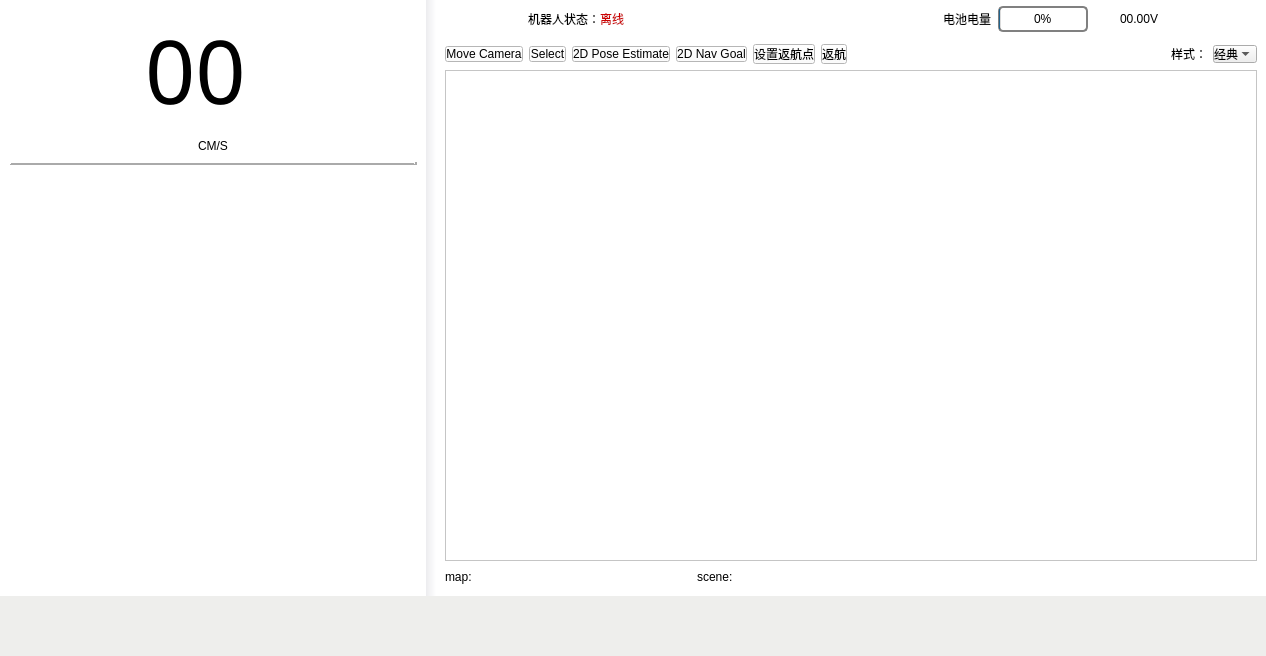
This is ui/main_window.ui in chengyangkj/Ros_Qt5_Gui_App as Qt 5 draws it before an edit. The edited form follows.
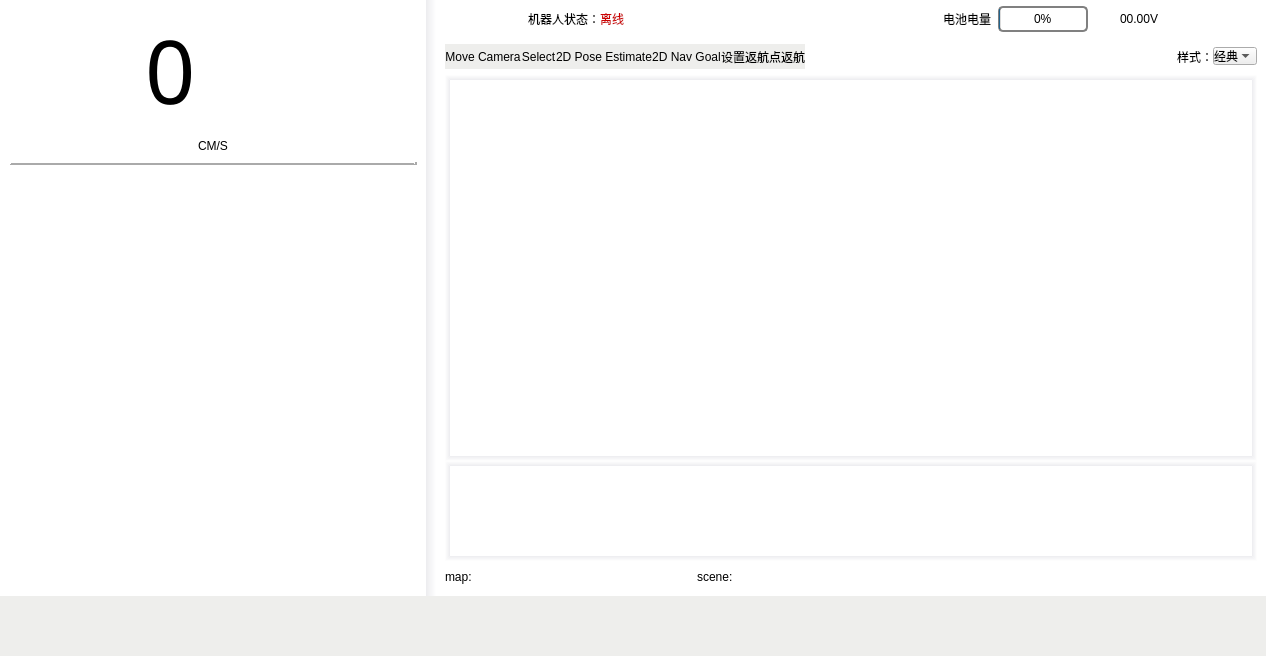
This is the edited form. Icons and pictures are not drawn.

Commit message: rviz地图切换

```diff
--- a/ui/main_window.ui
+++ b/ui/main_window.ui
@@ -117,8 +117,11 @@
                       <pointsize>66</pointsize>
                      </font>
                     </property>
+                    <property name="styleSheet">
+                     <string notr="true">QLabel{qproperty-alignment:AlignHCenter;}</string>
+                    </property>
                     <property name="text">
-                     <string>00</string>
+                     <string>0</string>
                     </property>
                    </widget>
                   </item>
@@ -1046,8 +1049,36 @@
                <layout class="QVBoxLayout" name="verticalLayout_13">
                 <item>
                  <layout class="QHBoxLayout" name="horizontalLayout_11">
+                  <property name="spacing">
+                   <number>0</number>
+                  </property>
                   <item>
                    <widget class="QPushButton" name="move_camera_btn">
+                    <property name="minimumSize">
+                     <size>
+                      <width>0</width>
+                      <height>25</height>
+                     </size>
+                    </property>
+                    <property name="styleSheet">
+                     <string notr="true">QPushButton:hover{
+background-color:rgb(186, 189, 182);
+border-bottom:2px solid rgb(67, 154, 246);
+}
+QPushButton:checked{
+background-color:cyan;
+border-bottom:2px solid white 
+}
+QPushButton:pressed{
+background-color:rgb(67, 154, 246)
+}
+QPushButton{
+background-color:rgb(238, 238, 236);
+border:none; 
+padding:0px 0px 0px 0px;
+margin:0px 0px 0px 0px;
+}</string>
+                    </property>
                     <property name="text">
                      <string>Move Camera</string>
                     </property>
@@ -1059,6 +1090,31 @@
                   </item>
                   <item>
                    <widget class="QPushButton" name="set_select_btn">
+                    <property name="minimumSize">
+                     <size>
+                      <width>0</width>
+                      <height>25</height>
+                     </size>
+                    </property>
+                    <property name="styleSheet">
+                     <string notr="true">QPushButton:hover{
+background-color:rgb(186, 189, 182);
+border-bottom:2px solid rgb(67, 154, 246);
+}
+QPushButton:checked{
+background-color:cyan;
+border-bottom:2px solid white 
+}
+QPushButton:pressed{
+background-color:rgb(67, 154, 246)
+}
+QPushButton{
+background-color:rgb(238, 238, 236);
+border:none; 
+padding:0px 0px 0px 0px;
+margin:0px 0px 0px 0px;
+}</string>
+                    </property>
                     <property name="text">
                      <string>Select</string>
                     </property>
@@ -1070,12 +1126,37 @@
                   </item>
                   <item>
                    <widget class="QPushButton" name="set_pos_btn">
+                    <property name="minimumSize">
+                     <size>
+                      <width>0</width>
+                      <height>25</height>
+                     </size>
+                    </property>
                     <property name="maximumSize">
                      <size>
                       <width>16777215</width>
                       <height>16777215</height>
                      </size>
                     </property>
+                    <property name="styleSheet">
+                     <string notr="true">QPushButton:hover{
+background-color:rgb(186, 189, 182);
+border-bottom:2px solid rgb(67, 154, 246);
+}
+QPushButton:checked{
+background-color:cyan;
+border-bottom:2px solid white 
+}
+QPushButton:pressed{
+background-color:rgb(67, 154, 246)
+}
+QPushButton{
+background-color:rgb(238, 238, 236);
+border:none; 
+padding:0px 0px 0px 0px;
+margin:0px 0px 0px 0px;
+}</string>
+                    </property>
                     <property name="text">
                      <string>2D Pose Estimate</string>
                     </property>
@@ -1087,6 +1168,31 @@
                   </item>
                   <item>
                    <widget class="QPushButton" name="set_goal_btn">
+                    <property name="minimumSize">
+                     <size>
+                      <width>0</width>
+                      <height>25</height>
+                     </size>
+                    </property>
+                    <property name="styleSheet">
+                     <string notr="true">QPushButton:hover{
+background-color:rgb(186, 189, 182);
+border-bottom:2px solid rgb(67, 154, 246);
+}
+QPushButton:checked{
+background-color:cyan;
+border-bottom:2px solid white 
+}
+QPushButton:pressed{
+background-color:rgb(67, 154, 246)
+}
+QPushButton{
+background-color:rgb(238, 238, 236);
+border:none; 
+padding:0px 0px 0px 0px;
+margin:0px 0px 0px 0px;
+}</string>
+                    </property>
                     <property name="text">
                      <string>2D Nav Goal</string>
                     </property>
@@ -1104,6 +1210,25 @@
                       <height>25</height>
                      </size>
                     </property>
+                    <property name="styleSheet">
+                     <string notr="true">QPushButton:hover{
+background-color:rgb(186, 189, 182);
+border-bottom:2px solid rgb(67, 154, 246);
+}
+QPushButton:checked{
+background-color:cyan;
+border-bottom:2px solid white 
+}
+QPushButton:pressed{
+background-color:rgb(67, 154, 246)
+}
+QPushButton{
+background-color:rgb(238, 238, 236);
+border:none; 
+padding:0px 0px 0px 0px;
+margin:0px 0px 0px 0px;
+}</string>
+                    </property>
                     <property name="text">
                      <string>设置返航点</string>
                     </property>
@@ -1121,6 +1246,25 @@
                       <height>25</height>
                      </size>
                     </property>
+                    <property name="styleSheet">
+                     <string notr="true">QPushButton:hover{
+background-color:rgb(186, 189, 182);
+border-bottom:2px solid rgb(67, 154, 246);
+}
+QPushButton:checked{
+background-color:cyan;
+border-bottom:2px solid white 
+}
+QPushButton:pressed{
+background-color:rgb(67, 154, 246)
+}
+QPushButton{
+background-color:rgb(238, 238, 236);
+border:none; 
+padding:0px 0px 0px 0px;
+margin:0px 0px 0px 0px;
+}</string>
+                    </property>
                     <property name="text">
                      <string>返航</string>
                     </property>
@@ -1180,7 +1324,14 @@
                      <enum>Qt::LeftToRight</enum>
                     </property>
                     <property name="styleSheet">
-                     <string notr="true"/>
+                     <string notr="true">QGraphicsView{
+border-top: 5px solid qlineargradient(y0:0, y1:1,stop: 0 #ececef, stop: 1 white);
+border-left: 5px solid qlineargradient(x0:0, x1:1,stop: 0 #ececef, stop: 1 white);
+ border-bottom: 5px solid qlineargradient(y0:0, y1:1,stop: 0 white, stop: 1  #ececef);
+border-right: 5px solid qlineargradient(x0:0, x1:1,stop:  0 white, stop: 1 #ececef);
+background-color: rgb(255,255,255);
+}
+</string>
                     </property>
                     <property name="verticalScrollBarPolicy">
                      <enum>Qt::ScrollBarAlwaysOff</enum>
@@ -1190,6 +1341,31 @@
                     </property>
                    </widget>
                   </item>
+                  <item>
+                   <widget class="QWidget" name="widget_rviz" native="true">
+                    <property name="minimumSize">
+                     <size>
+                      <width>0</width>
+                      <height>100</height>
+                     </size>
+                    </property>
+                    <property name="styleSheet">
+                     <string notr="true">QWidget{
+border-top: 5px solid qlineargradient(y0:0, y1:1,stop: 0 #ececef, stop: 1 white);
+border-left: 5px solid qlineargradient(x0:0, x1:1,stop: 0 #ececef, stop: 1 white);
+ border-bottom: 5px solid qlineargradient(y0:0, y1:1,stop: 0 white, stop: 1  #ececef);
+border-right: 5px solid qlineargradient(x0:0, x1:1,stop:  0 white, stop: 1 #ececef);
+background-color: rgb(255,255,255);
+}
+</string>
+                    </property>
+                    <layout class="QVBoxLayout" name="verticalLayout_16">
+                     <item>
+                      <layout class="QVBoxLayout" name="verticalLayout_rviz"/>
+                     </item>
+                    </layout>
+                   </widget>
+                  </item>
                  </layout>
                 </item>
                 <item>
```
Left out of the diff: 21 changed lines with no effect on the pictures. The commit also changes 5 other files.
